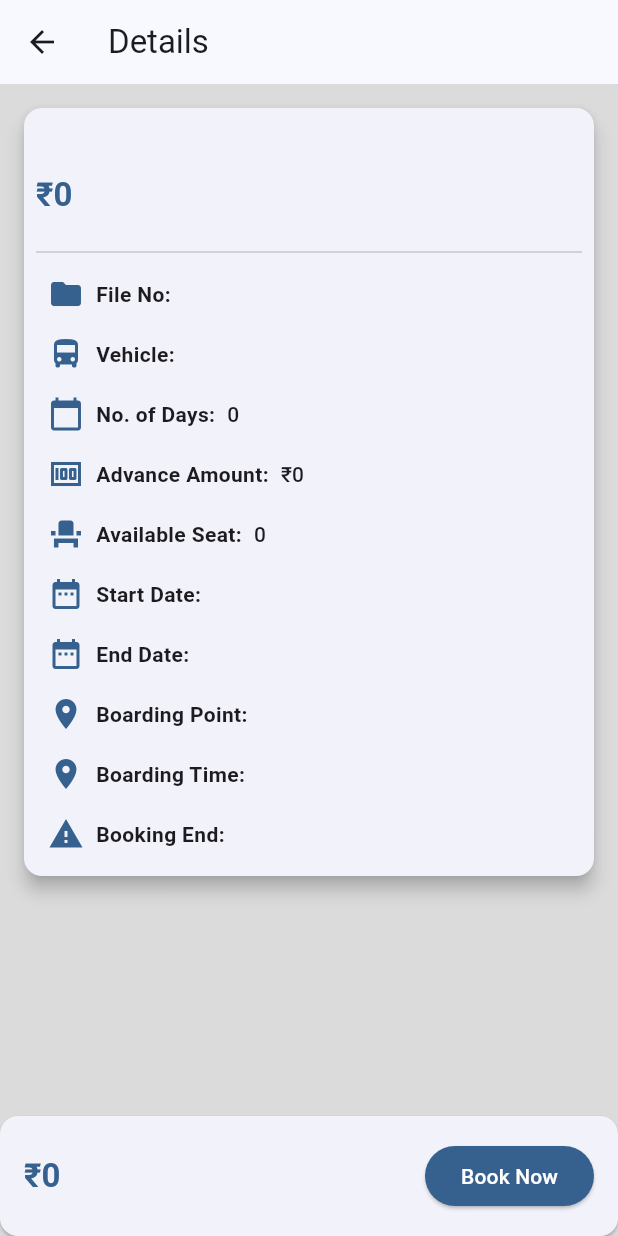
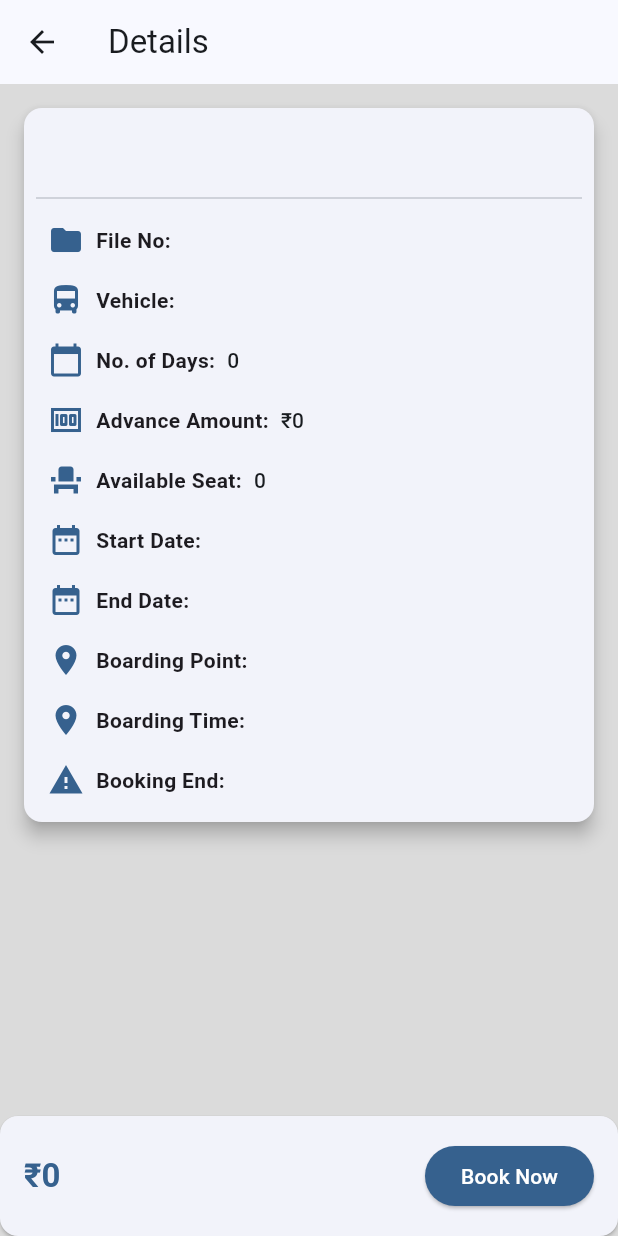
Before and after one commit to hinasahammed/ride_on, a Flutter app: the BookingDetails screen opened directly with empty values, on a phone screen of 412 x 824 dp. Run offline on Flutter 3.47's test engine with Material 3 defaults, Android fonts, the phone set to English and light mode, and no system bars; our stand-ins replace gap, google_fonts, shimmer.

Commit message:
Update booking_details.dart

```diff
--- a/lib/view/bookingDetails/booking_details.dart
+++ b/lib/view/bookingDetails/booking_details.dart
@@ -37,14 +37,7 @@ class BookingDetails extends StatelessWidget {
                         fontWeight: FontWeight.bold,
                       ),
                     ),
-                    const Gap(8),
-                    Text(
-                      "₹${tourModel.amount}",
-                      style: theme.textTheme.titleLarge!.copyWith(
-                        color: theme.colorScheme.primary,
-                        fontWeight: FontWeight.bold,
-                      ),
-                    ),
+
                     const Gap(16),
                     const Divider(),
                     Items(
```
